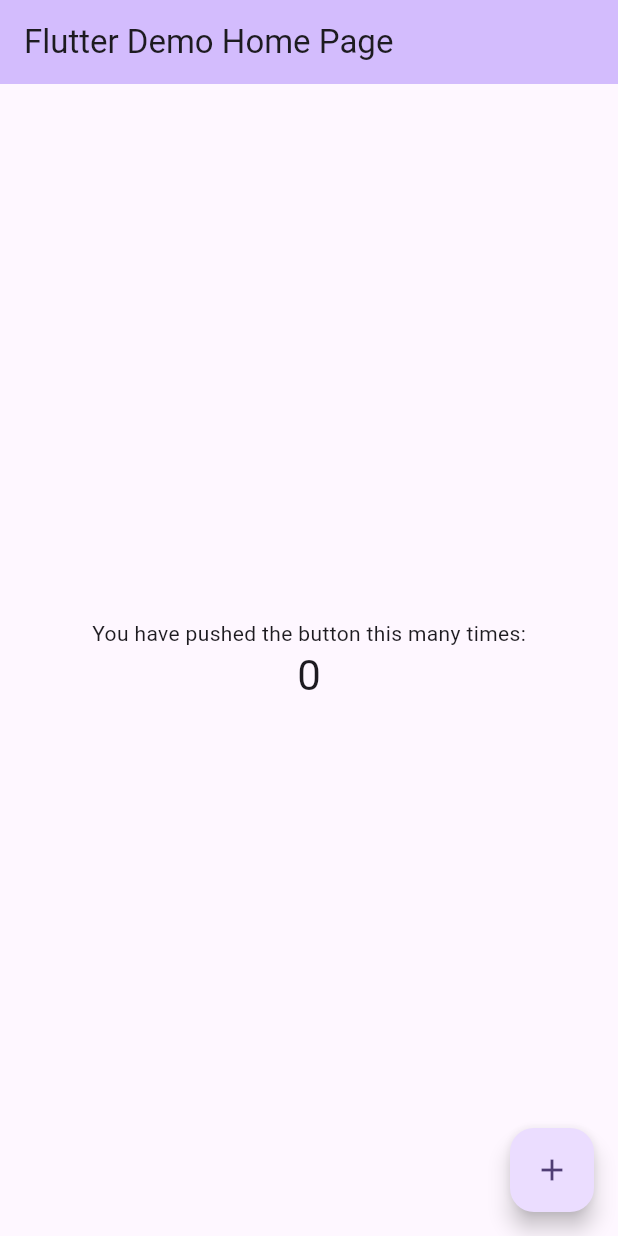
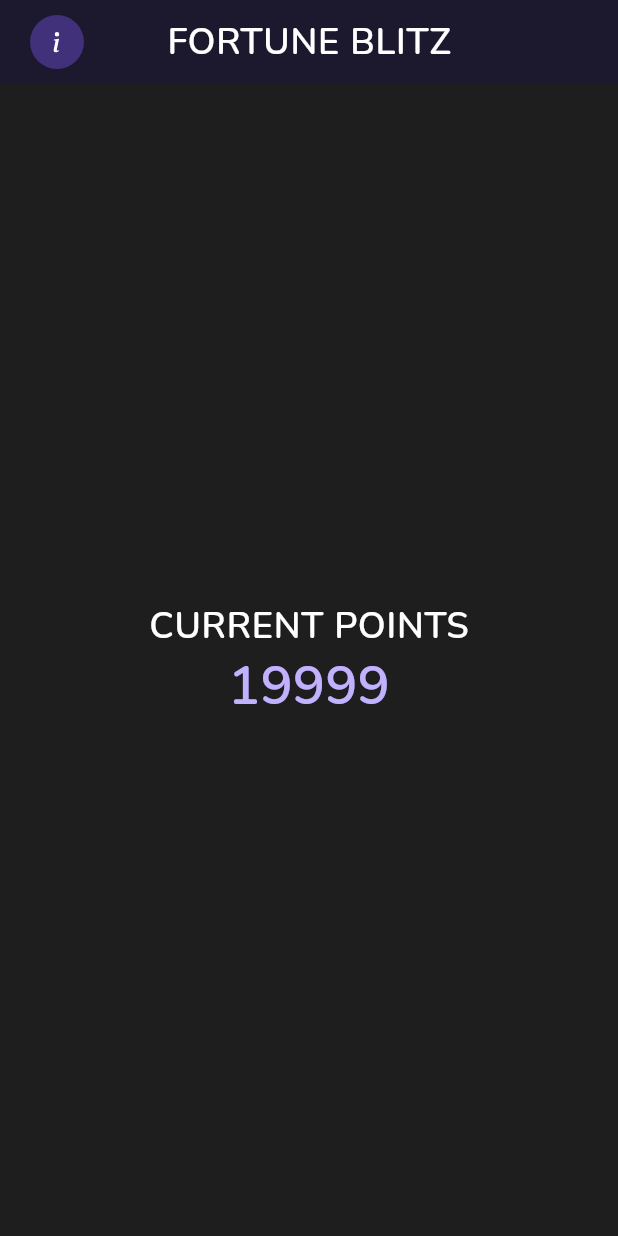
Before and after one commit to jimvdz/fortuneblitz, a Flutter app: the screen it shows after launch, on a phone screen of 412 x 824 dp. Run offline on Flutter 3.47's test engine with Material 3 defaults, Android fonts, the phone set to English and light mode, and no system bars; our stand-ins replace flutter_svg.

Commit message:
Create initial Home layout

```diff
--- a/lib/main.dart
+++ b/lib/main.dart
@@ -1,4 +1,6 @@
 import 'package:flutter/material.dart';
+import 'package:fortuneblitz/screens/home/home.dart';
+import 'package:fortuneblitz/theme.dart';
 
 void main() {
   runApp(const MyApp());
@@ -7,116 +9,13 @@ void main() {
 class MyApp extends StatelessWidget {
   const MyApp({super.key});
 
-  // This widget is the root of your application.
   @override
   Widget build(BuildContext context) {
     return MaterialApp(
-      title: 'Flutter Demo',
-      theme: ThemeData(
-        // This is the theme of your application.
-        //
-        // TRY THIS: Try running your application with "flutter run". You'll see
-        // the application has a purple toolbar. Then, without quitting the app,
-        // try changing the seedColor in the colorScheme below to Colors.green
-        // and then invoke "hot reload" (save your changes or press the "hot
-        // reload" button in a Flutter-supported IDE, or press "r" if you used
-        // the command line to start the app).
-        //
-        // Notice that the counter didn't reset back to zero; the application
-        // state is not lost during the reload. To reset the state, use hot
-        // restart instead.
-        //
-        // This works for code too, not just values: Most code changes can be
-        // tested with just a hot reload.
-        colorScheme: ColorScheme.fromSeed(seedColor: Colors.deepPurple),
-      ),
-      home: const MyHomePage(title: 'Flutter Demo Home Page'),
+      title: 'Fortune Blitz',
+      debugShowCheckedModeBanner: false,
+      theme: myTheme,
+      home: const Home(),
     );
   }
 }
-
-class MyHomePage extends StatefulWidget {
-  const MyHomePage({super.key, required this.title});
-
-  // This widget is the home page of your application. It is stateful, meaning
-  // that it has a State object (defined below) that contains fields that affect
-  // how it looks.
-
-  // This class is the configuration for the state. It holds the values (in this
-  // case the title) provided by the parent (in this case the App widget) and
-  // used by the build method of the State. Fields in a Widget subclass are
-  // always marked "final".
-
-  final String title;
-
-  @override
-  State<MyHomePage> createState() => _MyHomePageState();
-}
-
-class _MyHomePageState extends State<MyHomePage> {
-  int _counter = 0;
-
-  void _incrementCounter() {
-    setState(() {
-      // This call to setState tells the Flutter framework that something has
-      // changed in this State, which causes it to rerun the build method below
-      // so that the display can reflect the updated values. If we changed
-      // _counter without calling setState(), then the build method would not be
-      // called again, and so nothing would appear to happen.
-      _counter++;
-    });
-  }
-
-  @override
-  Widget build(BuildContext context) {
-    // This method is rerun every time setState is called, for instance as done
-    // by the _incrementCounter method above.
-    //
-    // The Flutter framework has been optimized to make rerunning build methods
-    // fast, so that you can just rebuild anything that needs updating rather
-    // than having to individually change instances of widgets.
-    return Scaffold(
-      appBar: AppBar(
-        // TRY THIS: Try changing the color here to a specific color (to
-        // Colors.amber, perhaps?) and trigger a hot reload to see the AppBar
-        // change color while the other colors stay the same.
-        backgroundColor: Theme.of(context).colorScheme.inversePrimary,
-        // Here we take the value from the MyHomePage object that was created by
-        // the App.build method, and use it to set our appbar title.
-        title: Text(widget.title),
-      ),
-      body: Center(
-        // Center is a layout widget. It takes a single child and positions it
-        // in the middle of the parent.
-        child: Column(
-          // Column is also a layout widget. It takes a list of children and
-          // arranges them vertically. By default, it sizes itself to fit its
-          // children horizontally, and tries to be as tall as its parent.
-          //
-          // Column has various properties to control how it sizes itself and
-          // how it positions its children. Here we use mainAxisAlignment to
-          // center the children vertically; the main axis here is the vertical
-          // axis because Columns are vertical (the cross axis would be
-          // horizontal).
-          //
-          // TRY THIS: Invoke "debug painting" (choose the "Toggle Debug Paint"
-          // action in the IDE, or press "p" in the console), to see the
-          // wireframe for each widget.
-          mainAxisAlignment: MainAxisAlignment.center,
-          children: <Widget>[
-            const Text('You have pushed the button this many times:'),
-            Text(
-              '$_counter',
-              style: Theme.of(context).textTheme.headlineMedium,
-            ),
-          ],
-        ),
-      ),
-      floatingActionButton: FloatingActionButton(
-        onPressed: _incrementCounter,
-        tooltip: 'Increment',
-        child: const Icon(Icons.add),
-      ), // This trailing comma makes auto-formatting nicer for build methods.
-    );
-  }
-}
--- /dev/null
+++ b/lib/screens/home/home.dart
@@ -0,0 +1,62 @@
+// Homepage made with <3 by Jimwel Valdez (jimvdz). Copyright (c) 2025. All rights reserved.
+
+import 'package:flutter/material.dart';
+import 'package:flutter_svg/flutter_svg.dart';
+
+class Home extends StatefulWidget {
+  const Home({super.key});
+
+  @override
+  State<Home> createState() => _HomeState();
+}
+
+class _HomeState extends State<Home> {
+  @override
+  Widget build(BuildContext context) {
+    final theme = Theme.of(context); // Get yung theme sa current build
+
+    return Scaffold(
+      appBar: AppBar(
+        centerTitle: true,
+        title: Text('FORTUNE BLITZ', style: theme.textTheme.bodyLarge),
+        leading: Padding(
+          padding: const EdgeInsets.only(left: 20),
+          child: IconButton(
+            icon: SvgPicture.asset(
+              'assets/icons/info.svg',
+              width: 24,
+              height: 24,
+              colorFilter: const ColorFilter.mode(
+                Colors.white,
+                BlendMode.srcIn,
+              ),
+            ),
+            onPressed: () {
+              print("wow");
+            },
+            style: IconButton.styleFrom(
+              backgroundColor:
+                  theme.colorScheme.secondary,
+              shape: const CircleBorder(),
+              padding: const EdgeInsets.all(4),
+            ),
+          ),
+        ),
+      ),
+      body: Center(
+        child: Column(
+          mainAxisAlignment: MainAxisAlignment.center,
+          children: <Widget>[
+            Text('CURRENT POINTS', style: theme.textTheme.bodyLarge),
+            Text(
+              '19999',
+              style: theme.textTheme.headlineLarge?.copyWith(
+                color: theme.colorScheme.tertiary,
+              ),
+            ),
+          ],
+        ),
+      ),
+    );
+  }
+}
```
Also changed, not shown: pubspec.yaml (+4 -3 lines), assets/icons/info.svg (added), pubspec.lock.
